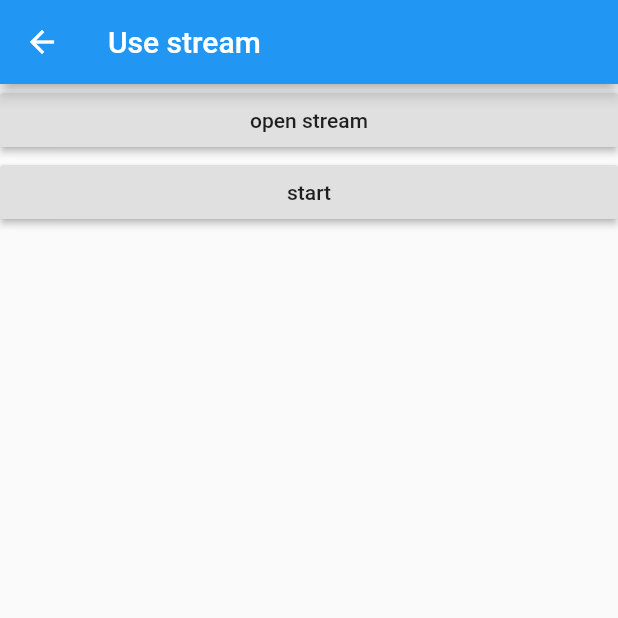
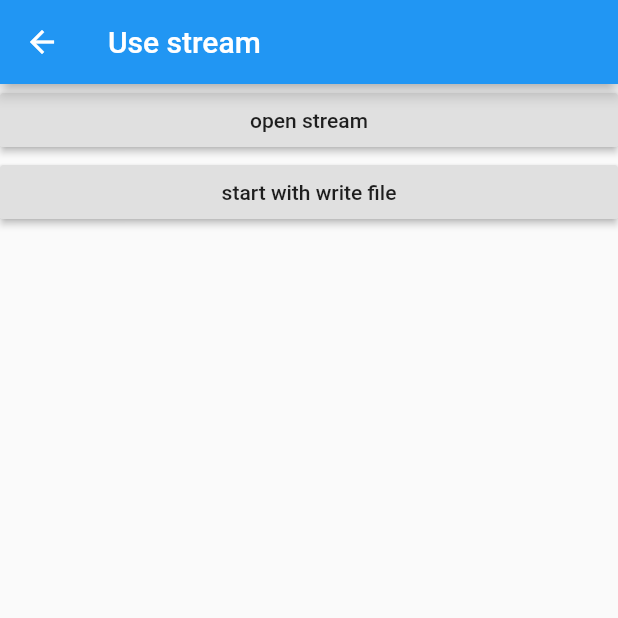
Before and after one commit to fluttercandies/flutter_photo_manager, a Flutter app: the UserStreamPage screen opened directly, on a phone screen of 412 x 824 dp, the top half of it. Run offline on Flutter 3.47's test engine with Material 2 defaults, Android fonts, the phone set to English and light mode, and no system bars; drawn by our look-alikes of oktoast; our stand-ins replace video_player.

Commit message:
Update example

```diff
--- a/example/lib/page/use_stream.dart
+++ b/example/lib/page/use_stream.dart
@@ -35,9 +35,10 @@ class _UserStreamPageState extends State<UserStreamPage> {
             onPressed: openStream,
           ),
           RaisedButton(
-            child: Text('start'),
+            child: Text('start with write file'),
             onPressed: start,
           ),
+          // TODO Add big file and upload, test case
         ],
       ),
     );
```
